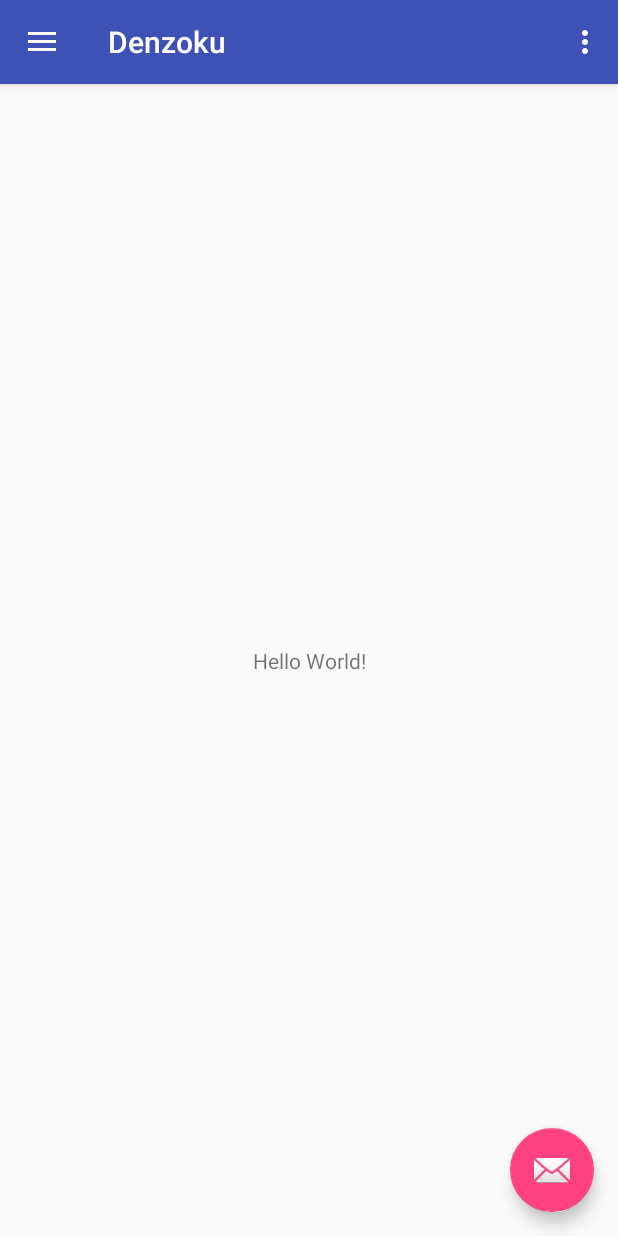
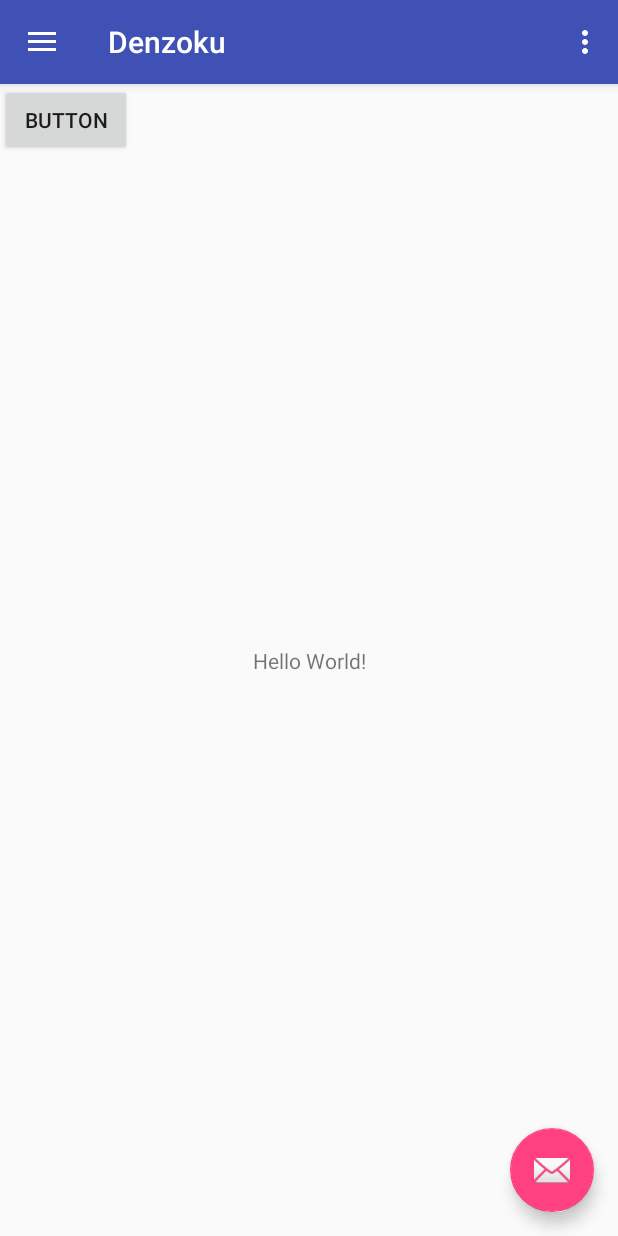
Before and after one commit to hueyjj/Denzoku, an Android app: the screen it shows after launch (MainActivity), on a phone screen of 412 x 824 dp. Run offline under Robolectric (Android 15) with nearby library versions, the phone set to English and light mode, and no system bars.

Commit message:
Added button for testing network request

```diff
--- a/app/src/main/res/layout/content_main.xml
+++ b/app/src/main/res/layout/content_main.xml
@@ -18,4 +18,12 @@
         app:layout_constraintRight_toRightOf="parent"
         app:layout_constraintTop_toTopOf="parent"/>
 
+    <Button
+        android:id="@+id/button"
+        android:layout_width="wrap_content"
+        android:layout_height="wrap_content"
+        android:text="Button"
+        tools:layout_editor_absoluteX="148dp"
+        tools:layout_editor_absoluteY="130dp"/>
+
 </android.support.constraint.ConstraintLayout>
```
